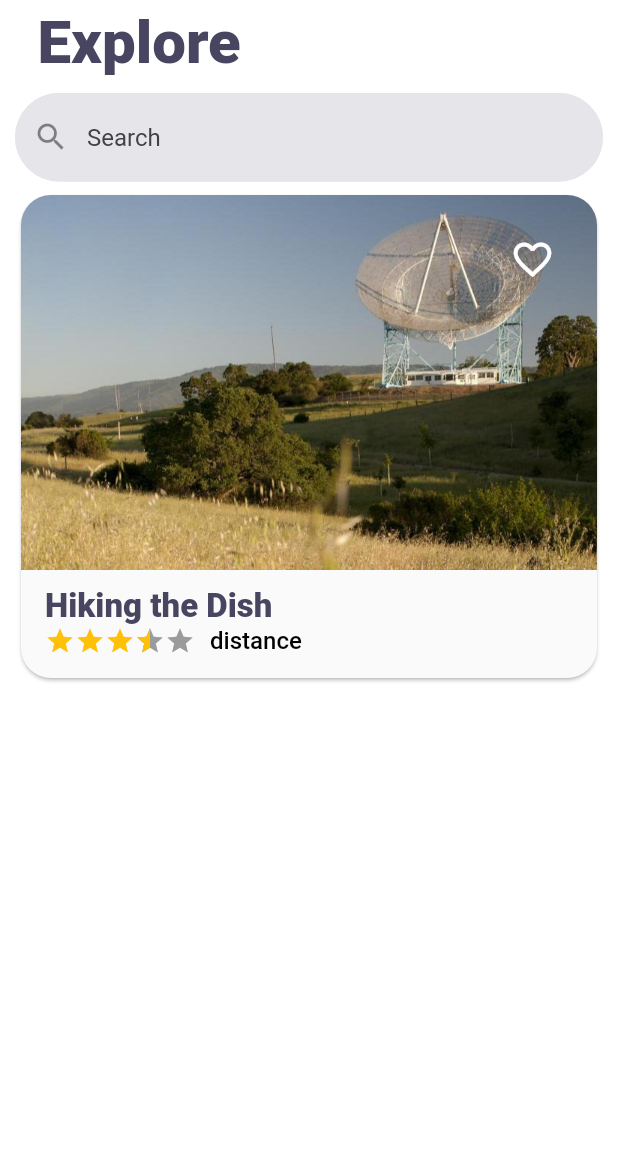
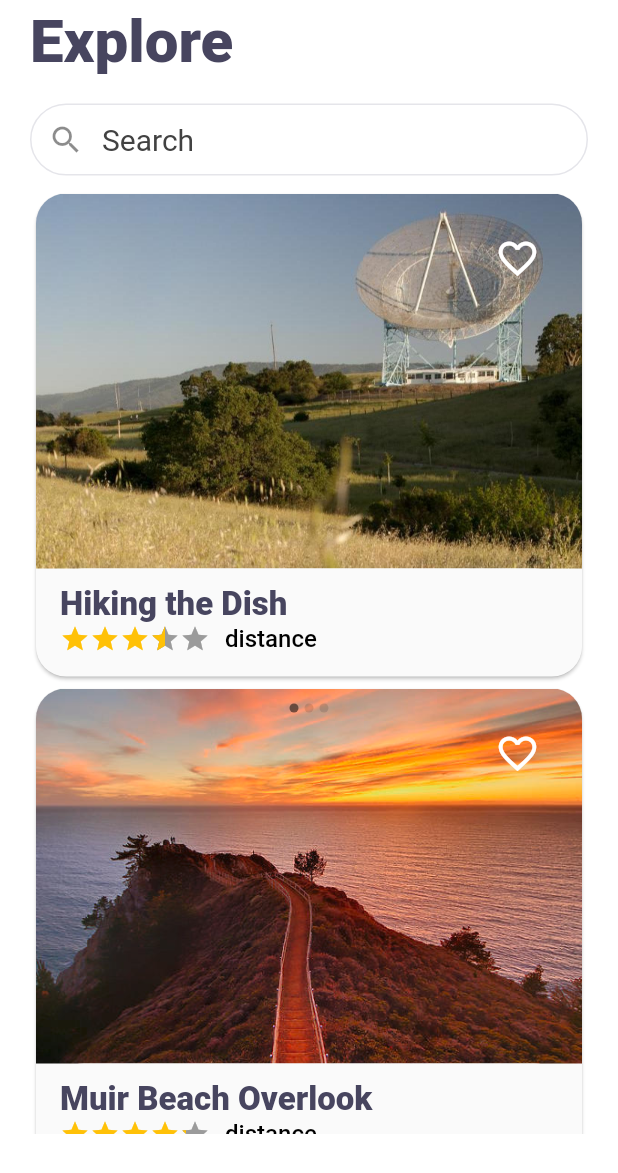
Before and after one commit to tristansinclair/Tedium, a Flutter app: the screen it shows after launch, on a phone screen of 412 x 824 dp. Shown: the top 1173 px of the screen. Run offline on Flutter 3.47's test engine with Material 2 defaults, Android fonts, the phone set to English and light mode, and no system bars; drawn by our look-alikes of carousel_slider, flutter_rating_bar; our stand-ins replace flutter_masked_text, percent_indicator; Roboto replaces fonts that are missing (Avenir).

Commit message:
9/6/20
Card Expansion work, explore page design

```diff
--- a/lib/card.dart
+++ b/lib/card.dart
@@ -1,16 +1,17 @@
 import 'package:flutter/cupertino.dart';
 import 'package:flutter/material.dart';
 import 'package:flutterapp/cardExpanded.dart';
+import 'package:flutterapp/cardExpansionAnimation.dart';
 import 'data.dart';
 import 'theme.dart';
 import 'package:flutter_rating_bar/flutter_rating_bar.dart';
 import 'package:carousel_slider/carousel_slider.dart';
+
 /**
  * * card.dart
  * Used to create "Cards" to display an activity
  * Takes in the ActivityData class and creates a card
  */
-
 
 /**
  * * ActivityCard Widget
@@ -22,8 +23,8 @@ class ActivityCard extends StatelessWidget {
   @override
   Widget build(BuildContext context) {
     return Padding(
-              padding: EdgeInsets.fromLTRB(10, 0, 10, 0),
-              child:Card(
+        padding: EdgeInsets.fromLTRB(20, 0, 20, 0),
+        child: Card(
           shape: RoundedRectangleBorder(
             borderRadius: BorderRadius.circular(20),
           ),
@@ -38,8 +39,20 @@ class ActivityCard extends StatelessWidget {
                   height: 250,
                 ),
               ),
-          //ImageSlider(activityData.images, 250),
-          Hero(tag: activityData.name, child: ActivityCardText(activityData))
+              Container(
+                  decoration: BoxDecoration(
+                    color: TediumTheme.nearlyWhite,
+                    borderRadius: const BorderRadius.only(
+                        topLeft: Radius.circular(32.0),
+                        topRight: Radius.circular(32.0)),
+                    boxShadow: <BoxShadow>[
+                      BoxShadow(
+                          color: TediumTheme.grey.withOpacity(0.2),
+                          offset: const Offset(1.1, 1.1),
+                          blurRadius: 10.0),
+                    ],
+                  ),
+                  child: ActivityCardText(activityData))
             ]),
             Positioned(
               left: 0.0,
@@ -51,12 +64,9 @@ class ActivityCard extends StatelessWidget {
                   await Future.delayed(Duration(milliseconds: 200));
                   Navigator.push(
                       context,
-                MaterialPageRoute(
-                  builder: (context) =>
-                      ActivityScreen(activityData: activityData),
-                  fullscreenDialog: true,
-                ),
-              );
+                      CardExpand(
+                        page: ActivityScreen(activityData: activityData),
+                      ));
                 },
               ),
             ),
@@ -83,7 +93,7 @@ class ActivityCard extends StatelessWidget {
                   ),
                 ])),
           ]),
-    ),);
+        ));
   }
 }
 
@@ -94,7 +104,9 @@ class ActivityCardText extends StatelessWidget {
   Widget build(BuildContext context) {
     return Material(
         child: ListTile(
-          title: Text(
+            title: Hero(
+              tag: activityData.name,
+              child: Text(
                 activityData.name,
                 style: TextStyle(
                   fontFamily: primaryFont,
@@ -104,7 +116,10 @@ class ActivityCardText extends StatelessWidget {
                 ),
                 textAlign: TextAlign.left,
               ),
-          subtitle: Row(mainAxisAlignment: MainAxisAlignment.start, children: [
+            ),
+            subtitle: Hero(
+              tag: activityData.rating,
+              child: Row(mainAxisAlignment: MainAxisAlignment.start, children: [
                 RatingBarIndicator(
                   rating: activityData.rating,
                   itemBuilder: (context, index) => Icon(
@@ -127,8 +142,8 @@ class ActivityCardText extends StatelessWidget {
                   ),
                   textAlign: TextAlign.left,
                 ),
-          ])),
-    );
+              ]),
+            )));
   }
 }
 
@@ -151,14 +166,12 @@ class _ImageSliderState extends State<ImageSlider> {
 
   @override
   Widget build(BuildContext context) {
-    double width = MediaQuery.of(context).size.width;
     return Stack(children: [
       CarouselSlider(
         options: CarouselOptions(
             viewportFraction: 1.0,
             enlargeCenterPage: false,
             height: height,
-            enableInfiniteScroll: false,
             initialPage: index,
             onPageChanged: (index, reason) {
               setState(() {
--- /dev/null
+++ b/lib/cardExpansionAnimation.dart
@@ -0,0 +1,28 @@
+import 'package:flutter/cupertino.dart';
+import 'package:flutter/material.dart';
+
+class CardExpand extends PageRouteBuilder {
+  final Widget page;
+  CardExpand({this.page})
+      : super(
+            pageBuilder: (
+              BuildContext context,
+              Animation<double> animation,
+              Animation<double> secondaryAnimation,
+            ) =>
+                page,
+            transitionsBuilder: (
+              BuildContext context,
+              Animation<double> animation,
+              Animation<double> secondaryAnimation,
+              Widget child,
+            ) =>
+
+
+                Stack(children: <Widget>[
+                  FadeTransition(
+                    opacity: animation,
+                    child: child,
+                  ),
+                ]));
+}
--- a/lib/data.dart
+++ b/lib/data.dart
@@ -31,8 +31,11 @@ class ActivityData {
   double rating;
   LocationData location;
 
+  // Hidden Data
+  int tag;
+
   ActivityData(
-      this.name, this.description, this.images, this.cost, this.rating, this.location);
+      this.tag, this.name, this.description, this.images, this.cost, this.rating, this.location);
 
 
   final String dataPath = "assets/data/activityData.json";
--- a/lib/homePage.dart
+++ b/lib/homePage.dart
@@ -1,3 +1,4 @@
+import 'package:carousel_slider/carousel_slider.dart';
 import 'package:flutter/cupertino.dart';
 import 'package:flutter/material.dart';
 import 'card.dart';
@@ -7,14 +8,15 @@ import 'theme.dart';
 LocationData locationData = LocationData(0, 0);
 
 ActivityData testActivity = ActivityData(
+    0,
     "Hiking the Dish",
     "this activity is just a test!",
     ["stanforddish.jpg"],
     0,
     3.5,
     locationData);
-
 ActivityData testActivity2 = ActivityData(
+    1,
     "Point Bonita Lighthouse",
     "this activity is just a test!",
     [
@@ -24,6 +26,29 @@ ActivityData testActivity2 = ActivityData(
     ],
     0,
     4.9,
+    locationData);
+ActivityData testActivity3 = ActivityData(
+    2,
+    "Muir Beach Overlook",
+    "this activity is just a test!",
+    [
+      "muirbeachoverlook.jpg",
+      "muirbeachoverlook2.jpg",
+      "muirbeachoverlook3.jpg"
+    ],
+    0,
+    4.2,
+    locationData);
+ActivityData testActivity4 = ActivityData(
+    3,
+    "Half Moon Bay Sunset Lookout",
+    "this activity is just a test!",
+    [
+      "halfmoonbaysunset.jpeg",
+      "halfmoonbaysunset2.jpeg",
+    ],
+    0,
+    5.0,
     locationData);
 
 List<ActivityData> activityDataSet = [testActivity, testActivity2];
@@ -42,13 +67,16 @@ class _HomePageState extends State<HomePage>
     return Scaffold(
         backgroundColor: Colors.transparent,
         body: SafeArea(
-            child: Column(children: <Widget>[
+            child: CustomScrollView(slivers: <Widget>[
+          SliverAppBar(
+            titleSpacing: 0,
+            pinned: false,
+            snap: false,
+            collapsedHeight: 65,
+            title: Row(children: [
               Padding(
-            padding: EdgeInsets.fromLTRB(25, 5, 25, 5),
-            child: Row(
-              mainAxisAlignment: MainAxisAlignment.spaceBetween,
-              children: <Widget>[
-                Text(
+                  padding: EdgeInsets.fromLTRB(20, 0, 20, 0),
+                  child: Text(
                     "Explore",
                     style: TextStyle(
                       fontSize: 40.0,
@@ -56,23 +84,30 @@ class _HomePageState extends State<HomePage>
                       color: const Color(0xff47455f),
                       fontWeight: FontWeight.w900,
                     ),
+                  ))
+            ]),
+            backgroundColor: Colors.white,
+            floating: false,
           ),
-              ],
-            ),
-          ),
-          Padding(
-            padding: EdgeInsets.fromLTRB(10, 5, 10, 5),
+          SliverAppBar(
+            collapsedHeight: 60,
+            titleSpacing: 0,
+            pinned: true,
+            snap: false,
+            title: Padding(
+              padding: EdgeInsets.fromLTRB(20, 5, 20, 5),
               child: TextField(
                 decoration: InputDecoration(
+                  contentPadding: const EdgeInsets.symmetric(vertical: 5.0),
                   prefixIcon: Icon(Icons.search),
                   border: InputBorder.none,
                   filled: true,
                   hintStyle: TextStyle(
                       color: Colors.grey[800],
                       fontFamily: primaryFont,
-                ),
+                      fontSize: 20),
                   hintText: "Search",
-                fillColor: CupertinoColors.systemGrey5,
+                  fillColor: CupertinoColors.white,
                   enabledBorder: OutlineInputBorder(
                     borderRadius: BorderRadius.all(Radius.circular(32.0)),
                     borderSide: BorderSide(color: CupertinoColors.systemGrey5),
@@ -84,34 +119,34 @@ class _HomePageState extends State<HomePage>
                 ),
               ),
             ),
+            backgroundColor: Colors.white,
+            floating: false,
+          ),
+          SliverList(
+              delegate: SliverChildListDelegate(
+            [
+              Expanded(
+                child: Column(
+                  children: [
                     Container(
+                      width: 1500,
                       height: 330,
-              child:
-                  PageView(
+                      child: PageView(
+                        pageSnapping: true,
                         scrollDirection: Axis.horizontal,
-                    children: <Widget>[
+                        children: [
                           ActivityCard(testActivity),
                           ActivityCard(testActivity2),
-              ]))
+                        ],
+                      ),
+                    ),
+                    ActivityCard(testActivity3),
+                    ActivityCard(testActivity4),
+                  ],
+                ),
+              ),
+            ],
+          )),
         ])));
   }
 }
-
-class Detail extends StatelessWidget {
-  @override
-  Widget build(BuildContext context) {
-    return Scaffold(
-      body: SafeArea(
-        child: Column(
-          children: <Widget>[
-            IconButton(
-              icon: Icon(Icons.arrow_back),
-              onPressed: () => Navigator.of(context).pop(),
-            ),
-            Text("Detail"),
-          ],
-        ),
-      ),
-    );
-  }
-}
```
Also changed, not shown: lib/cardExpanded.dart (+51 -107 lines), pubspec.yaml (+7 -0 lines), assets/images/halfmoonbaysunset.jpeg (added), assets/images/halfmoonbaysunset2.jpeg (added), assets/images/muirbeachoverlook.jpg (added), assets/images/muirbeachoverlook2.jpg (added), assets/images/muirbeachoverlook3.jpg (added), pubspec.lock, 33 other files. Lines whose indentation alone changed are shown as unchanged.
